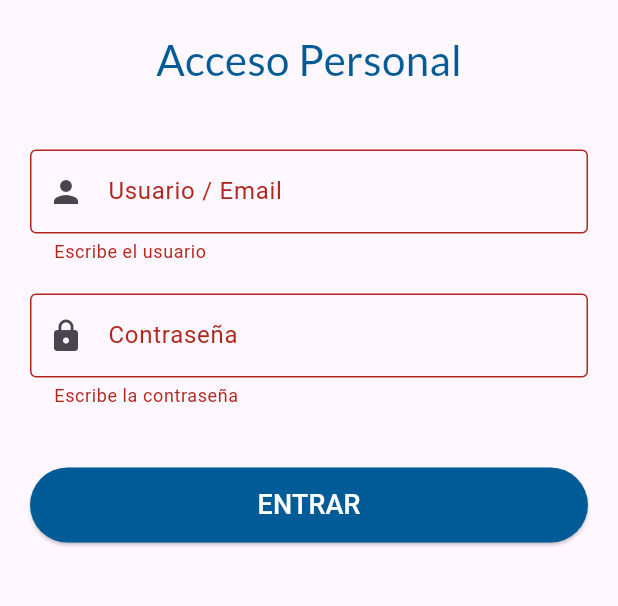
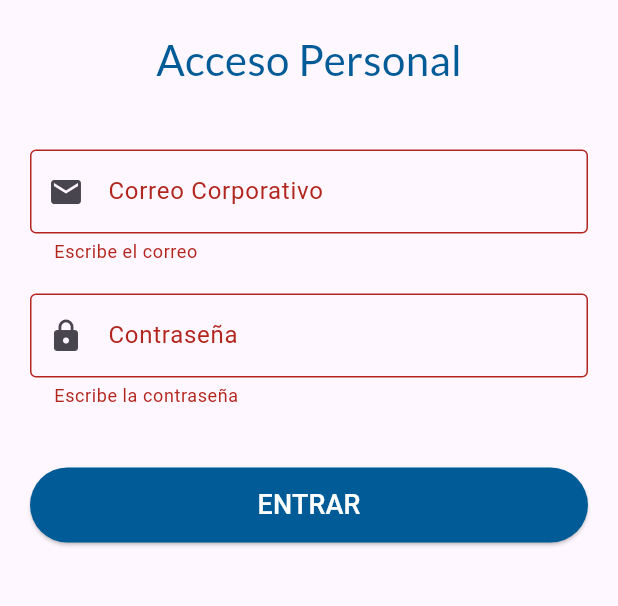
Before and after one commit to alejandrolsr/staff_connect, a Flutter app: the screen it shows after launch, after a tap on "ENTRAR", on a phone screen of 412 x 824 dp, the part 437-1043 px from its top. Run offline on Flutter 3.47's test engine with Material 3 defaults, Android fonts, the phone set to English and light mode, and no system bars; our stand-ins replace firebase_auth, firebase_core, google_fonts; accounts and stored records are empty.

Commit message:
Login firebase funcionando

```diff
--- a/lib/main.dart
+++ b/lib/main.dart
@@ -1,18 +1,13 @@
 import 'package:flutter/material.dart';
 import 'package:firebase_core/firebase_core.dart';
 import 'firebase_options.dart';
-import 'screens/splash_screen.dart';
-import 'screens/login_screen.dart';
-import 'screens/home_screen.dart';
+import 'routes/app_routes.dart';
 
 void main() async {
-
   WidgetsFlutterBinding.ensureInitialized();
-
   await Firebase.initializeApp(
     options: DefaultFirebaseOptions.currentPlatform,
   );
-
   runApp(const MyApp());
 }
 
@@ -22,16 +17,10 @@ class MyApp extends StatelessWidget {
   @override
   Widget build(BuildContext context) {
     return MaterialApp(
-      debugShowCheckedModeBanner: false, // Quitamos la etiqueta debug
-      title: 'Miramar Maintenance',
-
-      // SISTEMA DE RUTAS
-      initialRoute: 'splash', // Iniciamos en el splash
-      routes: {
-        'splash': (context) => const SplashScreen(),
-        'login': (context) => const LoginScreen(),
-        'home': (context) => const HomeScreen(),
-      },
+      debugShowCheckedModeBanner: false,
+      title: 'Staff Connect',
+      initialRoute: AppRoutes.splash,
+      routes: AppRoutes.routes,
     );
   }
 }
--- /dev/null
+++ b/lib/routes/app_routes.dart
@@ -0,0 +1,17 @@
+import 'package:flutter/material.dart';
+import '../screens/splash_screen.dart';
+import '../screens/login_screen.dart';
+import '../screens/home_screen.dart';
+
+class AppRoutes {
+  static const String splash = 'splash';
+  static const String login = 'login';
+  static const String home = 'home';
+
+  /// Mapa de rutas
+  static Map<String, WidgetBuilder> routes = {
+    splash: (context) => const SplashScreen(),
+    login: (context) => const LoginScreen(),
+    home: (context) => const HomeScreen(),
+  };
+}
--- a/lib/screens/login_screen.dart
+++ b/lib/screens/login_screen.dart
@@ -1,5 +1,7 @@
 import 'package:flutter/material.dart';
 import 'package:google_fonts/google_fonts.dart';
+import 'package:firebase_auth/firebase_auth.dart';
+import '../routes/app_routes.dart';
 
 class LoginScreen extends StatefulWidget {
   const LoginScreen({super.key});
@@ -9,28 +11,45 @@ class LoginScreen extends StatefulWidget {
 }
 
 class _LoginScreenState extends State<LoginScreen> {
-  //Controladores para leer lo que escribe el usuario
-  final TextEditingController _userController = TextEditingController();
+  final TextEditingController _emailController = TextEditingController();
   final TextEditingController _passController = TextEditingController();
-
-  //Validar el formulario
   final _formKey = GlobalKey<FormState>();
 
-  void _doLogin() {
+  //Mostramos un circulito de carga mientras verifica
+  bool _isLoading = false;
+
+  //Función para hacer Login en la Nube
+  Future<void> _doLogin() async {
     if (_formKey.currentState!.validate()) {
-      if (_userController.text == 'usuario' &&
-          _passController.text == 'usuario') {
-        Navigator.pushReplacementNamed(context, 'home');
-      } else {
-        //Mensaje de error si falla
+      setState(() => _isLoading = true);
+
+      try {
+        await FirebaseAuth.instance.signInWithEmailAndPassword(
+          email: _emailController.text.trim(),
+          password: _passController.text.trim(),
+        );
+
+        // Si no da error, Volvemos al Home.
+        if (!mounted) return;
+        Navigator.pushReplacementNamed(context, AppRoutes.home);
+
+      } on FirebaseAuthException catch (e) {
+        //Mensaje de error (Contraseña mal, usuario no existe...)
+        String message = 'Error desconocido';
+        if (e.code == 'user-not-found') message = 'No existe ese correo.';
+        if (e.code == 'wrong-password') message = 'Contraseña incorrecta.';
+        if (e.code == 'invalid-email') message = 'El formato del correo está mal.';
+
+        if (!mounted) return;
         ScaffoldMessenger.of(context).showSnackBar(
-          const SnackBar(
-            content: Text(
-              'Credenciales incorrectas (Prueba: usuario / usuario)',
-            ),
+          SnackBar(
+            content: Text(message),
             backgroundColor: Colors.red,
           ),
         );
+      } finally {
+        //Eliminamos el circulito de carga
+        if (mounted) setState(() => _isLoading = false);
       }
     }
   }
@@ -38,7 +57,6 @@ class _LoginScreenState extends State<LoginScreen> {
   @override
   Widget build(BuildContext context) {
     return Scaffold(
-      //Evito con SingleChildScrollView el error de píxeles por si sale el teclado
       body: Center(
         child: SingleChildScrollView(
           padding: const EdgeInsets.all(20),
@@ -47,63 +65,61 @@ class _LoginScreenState extends State<LoginScreen> {
             child: Column(
               mainAxisAlignment: MainAxisAlignment.center,
               children: [
-                // LOGO
                 Image.asset('assets/images/logo_miramar.png', height: 120),
                 const SizedBox(height: 20),
 
                 Text(
                   'Acceso Personal',
-                  style: GoogleFonts.lato(
-                    fontSize: 28,
-                    color: const Color(0xFF005b96),
-                  ),
+                  style: GoogleFonts.lato(fontSize: 28, color: const Color(0xFF005b96)),
                 ),
                 const SizedBox(height: 40),
 
-                // CAMPO USUARIO
+                //EMAIL
                 TextFormField(
-                  controller: _userController,
+                  controller: _emailController,
+                  keyboardType: TextInputType.emailAddress, // Cambio a teclado con @
                   decoration: const InputDecoration(
-                    labelText: 'Usuario / Email',
+                    labelText: 'Correo Corporativo',
+                    hintText: 'ej: fferban041@g.educaand.es',
                     border: OutlineInputBorder(),
-                    prefixIcon: Icon(Icons.person),
+                    prefixIcon: Icon(Icons.email),
                   ),
                   validator: (value) {
-                    if (value == null || value.isEmpty)
-                      return 'Escribe el usuario';
+                    if (value == null || value.isEmpty) return 'Escribe el correo';
                     return null;
                   },
                 ),
                 const SizedBox(height: 20),
 
-                // CAMPO CONTRASEÑA
+                //CONTRASEÑA
                 TextFormField(
                   controller: _passController,
-                  obscureText: true, // Ocultar texto
+                  obscureText: true,
                   decoration: const InputDecoration(
                     labelText: 'Contraseña',
                     border: OutlineInputBorder(),
                     prefixIcon: Icon(Icons.lock),
                   ),
                   validator: (value) {
-                    if (value == null || value.isEmpty)
-                      return 'Escribe la contraseña';
+                    if (value == null || value.isEmpty) return 'Escribe la contraseña';
                     return null;
                   },
                 ),
                 const SizedBox(height: 40),
 
-                // BOTÓN ENTRAR
+                //BOTÓN
                 SizedBox(
-                  width: double.infinity, // Que ocupe todo el ancho
+                  width: double.infinity,
                   height: 50,
                   child: ElevatedButton(
-                    onPressed: _doLogin,
+                    onPressed: _isLoading ? null : _doLogin, // Desactiva si carga
                     style: ElevatedButton.styleFrom(
                       backgroundColor: const Color(0xFF005b96),
                       foregroundColor: Colors.white,
                     ),
-                    child: const Text('ENTRAR', style: TextStyle(fontSize: 18)),
+                    child: _isLoading
+                      ? const CircularProgressIndicator(color: Colors.white)
+                      : const Text('ENTRAR', style: TextStyle(fontSize: 18)),
                   ),
                 ),
               ],
--- a/lib/screens/splash_screen.dart
+++ b/lib/screens/splash_screen.dart
@@ -1,5 +1,6 @@
 import 'package:flutter/material.dart';
 import 'package:google_fonts/google_fonts.dart';
+import '../routes/app_routes.dart';
 
 class SplashScreen extends StatefulWidget {
   const SplashScreen({super.key});
@@ -12,18 +13,16 @@ class _SplashScreenState extends State<SplashScreen> {
   @override
   void initState() {
     super.initState();
-    //Esperamos 3 segundos y navegamos hacia el Login
     _navigateToLogin();
   }
 
   _navigateToLogin() async {
-    await Future.delayed(const Duration(seconds: 3), () {});
 
-    // Verificamos si el widget sigue montado antes de navegar
+    await Future.delayed(const Duration(seconds: 2), () {});
+
     if (!mounted) return;
 
-    // Usamos pushReplacementNamed para que NO se pueda retroceder al Splash
-    Navigator.pushReplacementNamed(context, 'login');
+    Navigator.pushReplacementNamed(context, AppRoutes.login);
   }
 
   @override
@@ -34,24 +33,23 @@ class _SplashScreenState extends State<SplashScreen> {
         child: Column(
           mainAxisAlignment: MainAxisAlignment.center,
           children: [
-            //Logo del hotel
+            // Logo
             Image.asset('assets/images/logo_miramar.png', width: 150),
             const SizedBox(height: 20),
 
-            //Nombre del Hotel con Google Fonts
+            // Texto
             Text(
-              'Staff Connect',
+              'Miramar Maintenance',
               style: GoogleFonts.lato(
                 fontSize: 24,
                 fontWeight: FontWeight.bold,
                 color: Colors.white,
               ),
             ),
-
             const SizedBox(height: 50),
 
-            //Indicador de carga tipo Spinner
-            const CircularProgressIndicator(color: Colors.white),
+            // Spinner
+            const CircularProgressIndicator(color: Colors.white)
           ],
         ),
       ),
--- a/pubspec.yaml
+++ b/pubspec.yaml
@@ -13,6 +13,7 @@ dependencies:
   cupertino_icons: ^1.0.8
   google_fonts: ^6.2.1
   firebase_core: ^4.4.0
+  firebase_auth: ^6.1.4
 
 dev_dependencies:
   flutter_test:
```
Also changed, not shown: pubspec.lock, 3 other files.
